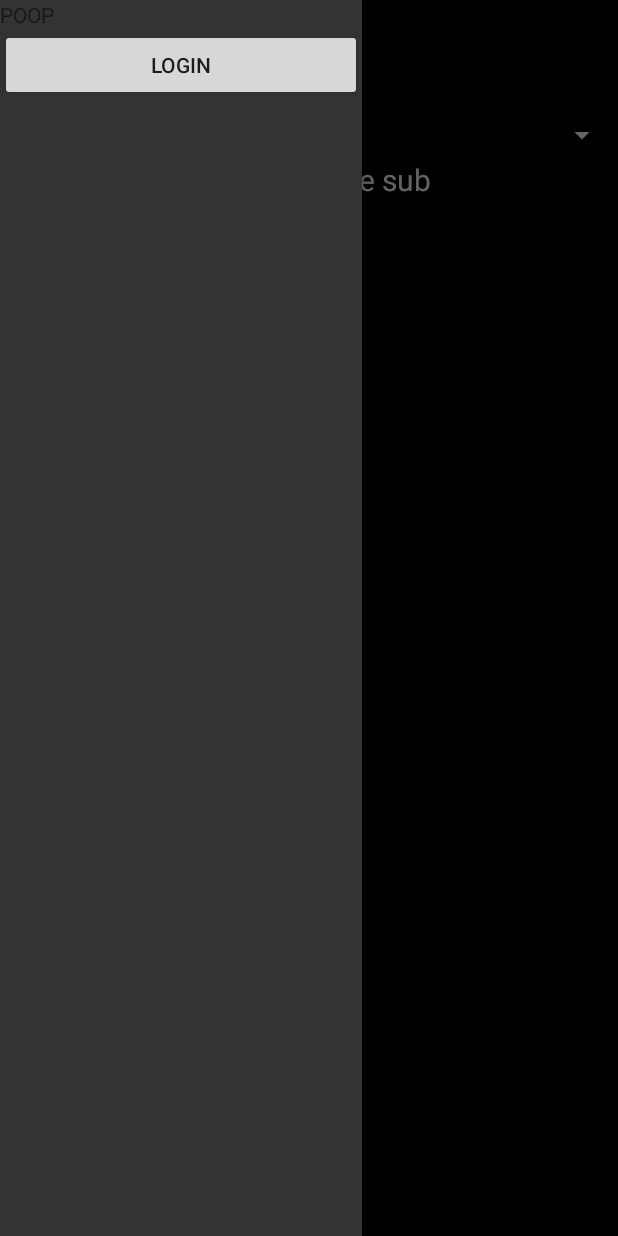
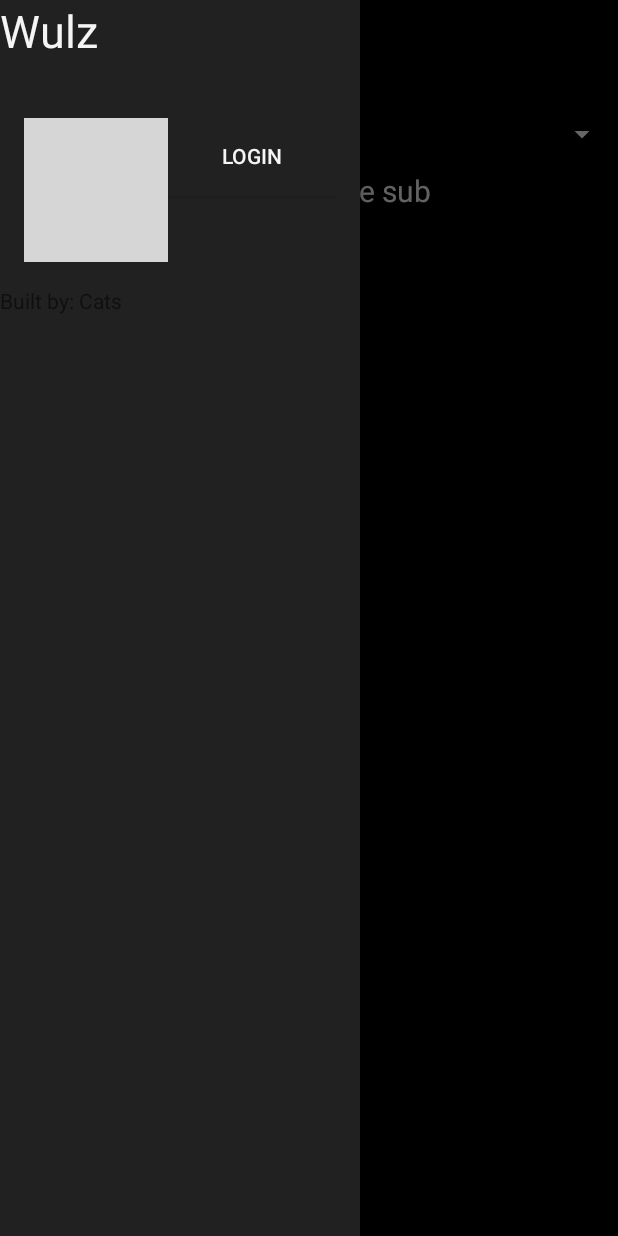
Before and after one commit to ryealb/test_platform, an Android app: the screen it shows after launch (MainActivity), with the side drawer open, on a phone screen of 412 x 824 dp. Run offline under Robolectric (Android 15) with nearby library versions, the phone set to English and light mode, and no system bars; libraries missing offline, so code that uses them is left out: com.yalantis.ucrop; pictures from the network do not load; grey boxes are pictures that could not be loaded.

Commit message:
login menu

```diff
--- a/app/src/main/java/com/thingsandsuch/tester/MainActivity.java
+++ b/app/src/main/java/com/thingsandsuch/tester/MainActivity.java
@@ -9,7 +9,6 @@ import android.app.FragmentManager;
 import android.app.WallpaperManager;
 import android.app.FragmentTransaction;
 
-import android.content.ClipData;
 import android.content.Context;
 import android.content.Intent;
 import android.content.SharedPreferences;
@@ -41,18 +40,12 @@ import android.view.View;
 import android.view.Menu;
 import android.view.MenuItem;
 
-import android.view.ViewGroup;
 import android.view.WindowManager;
 import android.widget.Button;
-import android.widget.ExpandableListView;
-import android.widget.ImageButton;
 import android.widget.ImageView;
-import android.widget.LinearLayout;
-import android.widget.ListView;
 import android.widget.PopupWindow;
 import android.widget.RadioButton;
 import android.widget.RadioGroup;
-import android.widget.ShareActionProvider;
 import android.widget.Toast;
 import android.widget.Spinner;
 import android.widget.TextView;
@@ -117,7 +110,6 @@ implements NavigationView.OnNavigationItemSelectedListener{
 
     List<String> sub_titles;
     List<List<String>> sub_data = new ArrayList<List<String>>();
-
     List<String> sub_banner_data = new ArrayList<>();
 
     public PostFragment frag_post;
@@ -127,12 +119,6 @@ implements NavigationView.OnNavigationItemSelectedListener{
     public static Activity instance = null;
 
     PopupWindow sort_popup;
-
-    boolean banner_shown = false;
-
-
-    private ShareActionProvider mShareActionProvider;
-
 
     @Override
     protected void onCreate(Bundle savedInstanceState) {
@@ -167,11 +153,6 @@ implements NavigationView.OnNavigationItemSelectedListener{
                 start_sign_in();
             }
         });
-
-//        // roll out menu action listener
-//        NavigationView navigationView = (NavigationView) findViewById(R.id.content_main);
-//        navigationView.setNavigationItemSelectedListener(this);
-
 
         // setup main fragment
         frag_recycler = new RecyclerFragment();
@@ -252,11 +233,9 @@ implements NavigationView.OnNavigationItemSelectedListener{
                 TextView main_banner_title = (TextView) findViewById(R.id.main_banner_title);
 
                 if (scrollRange + verticalOffset == 0) {
-                    banner_shown = false;
                     main_banner_title.setVisibility(View.GONE);
                     ((TextView) spinner.getSelectedView()).setTextSize(20);
                 } else{
-                    banner_shown = true;
                     main_banner_title.setVisibility(View.VISIBLE);
                     ((TextView) spinner.getSelectedView()).setTextSize(30);
                 }
@@ -326,12 +305,6 @@ implements NavigationView.OnNavigationItemSelectedListener{
     @Override
     public boolean onNavigationItemSelected(@NonNull MenuItem item) {
         // Handle navigation view item clicks here.
-        int id = item.getItemId();
-
-        if (id == R.id.nav_login) {
-            // do the login
-            start_sign_in();
-        }
 
         DrawerLayout drawer = (DrawerLayout) findViewById(R.id.drawer_layout);
         drawer.closeDrawer(GravityCompat.START);
@@ -636,15 +609,15 @@ implements NavigationView.OnNavigationItemSelectedListener{
 
 
     // BANNER TITLE
-    public void get_title_banner_for_sub(final String sub_title){
+    public void get_title_banner_for_sub(final String sub_name){
         sub_banner_data.clear();
         sub_banner_data.add("");
         sub_banner_data.add("");
 
-        Log.d("BANNER_GET", sub_title);
+        Log.d("BANNER_GET", sub_name);
 
         Request request = new Request.Builder()
-                .url("https://www.reddit.com/r/" + sub_title + "/about.json?raw_json=1")
+                .url("https://www.reddit.com/r/" + sub_name + "/about.json?raw_json=1")
                 .build();
 
 
@@ -674,6 +647,7 @@ implements NavigationView.OnNavigationItemSelectedListener{
                     Log.e("BANNER_GET_child_data", e.toString());
                 }
 
+
                 try{
                     String sub_display_title = child_data.getString("title");
                     if (Objects.equals(sub_display_title, "")) {
@@ -693,12 +667,12 @@ implements NavigationView.OnNavigationItemSelectedListener{
                 }
 
                 if (Objects.equals(sub_banner_url, "")) {
-                    get_fallback_banner_for_sub(sub_title);
+                    get_fallback_banner_for_sub(sub_name);
                     return;
                 }
 
                 if (Objects.equals(sub_banner_url, null)) {
-                    get_fallback_banner_for_sub(sub_title);
+                    get_fallback_banner_for_sub(sub_name);
                     return;
                 }
 
@@ -769,15 +743,16 @@ implements NavigationView.OnNavigationItemSelectedListener{
                     Log.e("BANNER_BIND_IMG","failed");
                 }
 
-
+                TextView banner_title = (TextView) findViewById(R.id.main_banner_title);
+                String title = "-//-/--";
                 try {
-                    TextView banner_title = (TextView) findViewById(R.id.main_banner_title);
-
-                    String title = sub_banner_data.get(0);
-                    banner_title.setText(title);
+                    title = sub_banner_data.get(0);
                 }catch (Exception e) {
                     Log.e("BANNER_BIND_TITLE","failed");
                 }
+                banner_title.setText(title);
+
+
             }
         });
     }
@@ -922,7 +897,6 @@ implements NavigationView.OnNavigationItemSelectedListener{
     }
 
     public void sort_posts_recycler() {
-//        RelativeLayout content_main = (RelativeLayout) findViewById(R.id.content_main);
         NestedScrollView content_main = (NestedScrollView) findViewById(R.id.content_main);
         LayoutInflater layoutInflater = (LayoutInflater) MainActivity.this.getSystemService(Context.LAYOUT_INFLATER_SERVICE);
         View customView = layoutInflater.inflate(R.layout.sort_popup,null);
@@ -974,6 +948,8 @@ implements NavigationView.OnNavigationItemSelectedListener{
                     frag_recycler.sort_by = selected_text;
                     Spinner spinner = (Spinner) findViewById(R.id.sub_spinner);
                     frag_recycler.to_fragment_get_posts_from_sub_action(spinner.getSelectedItem().toString());
+                    TextView txt_sort_title = (TextView) findViewById(R.id.txt_sort_title);
+                    txt_sort_title.setText(selected_text);
                 }
                 sort_popup.dismiss();
             }
--- a/app/src/main/java/com/thingsandsuch/tester/PostFragment.java
+++ b/app/src/main/java/com/thingsandsuch/tester/PostFragment.java
@@ -8,16 +8,12 @@ import android.os.AsyncTask;
 import android.os.Bundle;
 import android.os.Environment;
 import android.support.design.widget.AppBarLayout;
-import android.support.design.widget.CollapsingToolbarLayout;
 import android.support.design.widget.FloatingActionButton;
 import android.support.v4.content.ContextCompat;
-import android.support.v7.app.AppCompatActivity;
 import android.util.Log;
 import android.view.LayoutInflater;
 import android.view.View;
 import android.view.ViewGroup;
-import android.view.Window;
-import android.view.WindowManager;
 import android.widget.ImageView;
 import android.widget.TextView;
 
@@ -37,19 +33,10 @@ public class PostFragment extends Fragment {
         final View post_view = inflater.inflate(R.layout.post_fragment, container, false);
         Bundle bundle = this.getArguments();
 
-//        getActivity().getWindow().setFlags(WindowManager.LayoutParams.FLAG_FULLSCREEN, WindowManager.LayoutParams.FLAG_FULLSCREEN);
-//        ((AppCompatActivity) getActivity()).getSupportActionBar().hide();
-
-//        CollapsingToolbarLayout toolbar_layout = (CollapsingToolbarLayout) (getActivity()).findViewById(R.id.main_toolbar_layout);
-//        toolbar_layout.setVisibility(View.GONE);
-
-//        AppBarLayout app_bar = (AppBarLayout) (getActivity()).findViewById(R.id.app_bar);
-//        app_bar.setVisibility(View.GONE);
-
         if (bundle != null) {
             String title = bundle.getString("title", "");
             String author = bundle.getString("author");
-            String score = bundle.getString("upvote");
+            String upvote = bundle.getString("upvote");
             String preview_url = bundle.getString("preview_url");
             final String hd_url = bundle.getString("hd_url");
 
@@ -92,8 +79,8 @@ public class PostFragment extends Fragment {
             lbl_author.setText(disp_author);
 
             // VOTES
-            TextView txt_score = (TextView) post_view.findViewById(R.id.post_info_upvote);
-            txt_score.setText(score);
+            TextView txt_upvote = (TextView) post_view.findViewById(R.id.post_info_upvote);
+            txt_upvote.setText(upvote);
 
             // SET WALL BUTTON
             FloatingActionButton btn_set_wall  = (FloatingActionButton) post_view.findViewById(R.id.btn_set_wall);
@@ -162,32 +149,16 @@ public class PostFragment extends Fragment {
     @Override
     public void onCreate(Bundle savedInstanceState) {
         super.onCreate(savedInstanceState);
-//        ((AppCompatActivity) getActivity()).getSupportActionBar().hide();
-
-//        AppBarLayout app_bar = (AppBarLayout) (getActivity()).findViewById(R.id.main_app_bar);
-//        CollapsingToolbarLayout coll_tool_bar = (CollapsingToolbarLayout) (getActivity()).findViewById(R.id.main_toolbar_layout);
-//        app_bar.setVisibility(View.GONE);
-//        coll_tool_bar.setVisibility(View.GONE);
-
-
         AppBarLayout app_bar_layout = (AppBarLayout) (getActivity().findViewById(R.id.main_app_bar));
 
         if (app_bar_layout != null) {
             app_bar_layout.setExpanded(false, true);
-//            app_bar_layout.setVisibility(View.INVISIBLE);
         }
-
 
     }
 
 
     public File save_temp_bitmap(Bitmap bmp) {
-//        String root=getApplicationContext().getDir("my_sub_dir", Context.MODE_PRIVATE).getAbsolutePath();
-//        File myDir = new File(root + "/Img");
-//        if(!myDir.exists()){
-//            myDir.mkdirs();
-//        }
-
         String extStorageDirectory = Environment.getExternalStorageDirectory().toString();
         Log.d("FILE",extStorageDirectory);
         OutputStream outStream = null;
--- a/app/src/main/java/com/thingsandsuch/tester/PostsRecyclerAdapter.java
+++ b/app/src/main/java/com/thingsandsuch/tester/PostsRecyclerAdapter.java
@@ -50,8 +50,9 @@ public class PostsRecyclerAdapter extends RecyclerView.Adapter<RecyclerView.View
                 String title = p_data.get(0).toString();
                 String author = p_data.get(1).toString();
                 String hd_url = p_data.get(2).toString();
-                String upvote = p_data.get(3).toString();
+                String score = p_data.get(3).toString();
                 String preview_url = p_data.get(4).toString();
+                String upvote = p_data.get(5).toString();
 
                 ((MainActivity) v.getContext()).run_post_fragment(title, author, hd_url, upvote, preview_url);
 
--- a/app/src/main/java/com/thingsandsuch/tester/RecyclerFragment.java
+++ b/app/src/main/java/com/thingsandsuch/tester/RecyclerFragment.java
@@ -1,8 +1,5 @@
 package com.thingsandsuch.tester;
 
-import android.support.design.widget.AppBarLayout;
-import android.support.design.widget.CollapsingToolbarLayout;
-import android.support.v7.app.AppCompatActivity;
 import android.util.Log;
 import android.app.Fragment;
 
@@ -17,7 +14,6 @@ import android.support.v7.widget.helper.ItemTouchHelper;
 import android.view.View;
 import android.view.ViewGroup;
 import android.view.LayoutInflater;
-import android.widget.Spinner;
 
 import org.json.JSONArray;
 import org.json.JSONObject;
@@ -52,8 +48,6 @@ public class RecyclerFragment extends Fragment  implements FragmentCommunicator{
     @Override
     public View onCreateView(LayoutInflater inflater, ViewGroup container, Bundle savedInstanceState) {
         View rec_view = inflater.inflate(R.layout.recycler_fragment, container, false);
-//        ((AppCompatActivity) getActivity()).getSupportActionBar().show();
-
 
         // list setup
         rec_view_posts = (RecyclerView) rec_view.findViewById(R.id.rec_view_posts );
@@ -93,12 +87,6 @@ public class RecyclerFragment extends Fragment  implements FragmentCommunicator{
     public void onResume() {
         super.onResume();
         Log.d("RESUME", "recycler");
-
-//        AppBarLayout app_bar = (AppBarLayout) (getActivity()).findViewById(R.id.main_app_bar);
-//        CollapsingToolbarLayout coll_tool_bar = (CollapsingToolbarLayout) (getActivity()).findViewById(R.id.main_toolbar_layout);
-//        app_bar.setVisibility(View.VISIBLE);
-//        coll_tool_bar.setVisibility(View.VISIBLE);
-
 
     }
 
@@ -263,9 +251,7 @@ public class RecyclerFragment extends Fragment  implements FragmentCommunicator{
 
                 String score = subs_obj.getJSONObject(i).getJSONObject("data").getString("score");
                 String up_votes = subs_obj.getJSONObject(i).getJSONObject("data").getString("ups");
-                String down_votes = subs_obj.getJSONObject(i).getJSONObject("data").getString("downs");
-
-
+//                String down_votes = subs_obj.getJSONObject(i).getJSONObject("data").getString("downs");
 
                 JSONObject images = preview.getJSONArray("images").getJSONObject(0);
                 String source_url = images.getJSONObject("source").getString("url");
@@ -296,7 +282,6 @@ public class RecyclerFragment extends Fragment  implements FragmentCommunicator{
                 data_list.add(score);
                 data_list.add(source_url);
                 data_list.add(up_votes);
-                data_list.add(down_votes);
 
                 list_post_data.add(data_list);
 
--- a/app/src/main/res/layout/main_activity.xml
+++ b/app/src/main/res/layout/main_activity.xml
@@ -2,84 +2,107 @@
 <android.support.v4.widget.DrawerLayout xmlns:android="http://schemas.android.com/apk/res/android"
     xmlns:app="http://schemas.android.com/apk/res-auto"
     xmlns:tools="http://schemas.android.com/tools"
+    tools:context=".MainActivity"
+    tools:openDrawer="start"
     android:id="@+id/drawer_layout"
     android:layout_width="match_parent"
     android:layout_height="match_parent"
-    android:fitsSystemWindows="true"
-    tools:context=".MainActivity"
-    tools:openDrawer="start" >
+    android:fitsSystemWindows="true">
 
-
+    <!--main fragment-->
     <android.support.design.widget.CoordinatorLayout
         android:layout_width="wrap_content"
         android:layout_height="wrap_content" >
 
         <android.support.design.widget.AppBarLayout
             android:id="@+id/main_app_bar"
-            android:fitsSystemWindows="true"
             android:layout_width="match_parent"
             android:layout_height="@dimen/app_bar_height"
+            android:fitsSystemWindows="true"
             android:theme="@style/AppTheme.AppBarOverlay">
 
             <android.support.design.widget.CollapsingToolbarLayout
+                app:contentScrim="@color/colorPrimary"
+                app:layout_scrollFlags="scroll|exitUntilCollapsed"
                 android:id="@+id/main_toolbar_layout"
                 android:layout_width="match_parent"
                 android:layout_height="match_parent"
-                android:fitsSystemWindows="true"
-                app:contentScrim="@color/colorPrimary"
-                app:layout_scrollFlags="scroll|exitUntilCollapsed">
+                android:fitsSystemWindows="true" >
 
-
+                <!--BANNER-->
                 <ImageView
+                    app:layout_collapseMode="parallax"
+                    app:layout_collapseParallaxMultiplier="0.7"
                     android:id="@+id/main_activity_banner"
                     android:layout_width="match_parent"
                     android:layout_height="200dp"
-                    android:scaleType="centerCrop"
+                    android:scaleType="centerCrop" />
 
-                    app:layout_collapseMode="parallax"
-                    app:layout_collapseParallaxMultiplier="0.7" />
-
-
+                <!--MENU BAR-->
                 <android.support.v7.widget.Toolbar
+                    app:layout_collapseMode="pin"
                     android:id="@+id/main_toolbar"
-                    app:layout_collapseMode="pin"
                     android:layout_width="match_parent"
                     android:layout_height="?attr/actionBarSize" />
 
+                <!--SUB SELECTION-->
+                <LinearLayout
+                    app:layout_collapseMode="parallax"
+                    android:id="@+id/lyt_sub_selection"
+                    android:orientation="horizontal"
+                    android:layout_gravity="center_vertical"
+                    android:layout_width="match_parent"
+                    android:layout_height="wrap_content">
+
+                    <Space
+                        android:layout_width="60dp"
+                        android:layout_height="match_parent" />
+
                     <Spinner
                         android:id="@+id/sub_spinner"
-                    app:layout_collapseMode="parallax"
-                    android:layout_gravity="center_vertical"
-                    android:paddingLeft="60dp"
                         android:layout_width="fill_parent"
-                    android:layout_height="?attr/actionBarSize"
+                        android:layout_height="50dp"
                         android:spinnerMode="dropdown" />
 
+                </LinearLayout>
 
-                <!--<ImageButton-->
-                    <!--android:id="@+id/btn_login"-->
-                    <!--android:layout_gravity="left"-->
-                    <!--app:layout_collapseMode="parallax"-->
-                    <!--android:layout_marginTop="10dp"-->
-                    <!--android:layout_marginStart="10dp"-->
-                    <!--android:layout_marginEnd="10dp"-->
-                    <!--android:layout_width="24dp"-->
-                    <!--android:layout_height="24dp"-->
-                    <!--android:background="@mipmap/logo"/>-->
+                <!--TITLE - SORT-->
+                <LinearLayout
+                    app:layout_collapseMode="parallax"
+                    android:orientation="horizontal"
+                    android:layout_width="match_parent"
+                    android:layout_marginTop="48dp"
+                    android:layout_gravity="center_vertical"
+                    android:layout_height="wrap_content">
 
+                    <Space
+                        android:layout_width="60dp"
+                        android:layout_height="match_parent" />
+
+                    <LinearLayout
+                        android:orientation="vertical"
+                        android:layout_width="match_parent"
+                        android:layout_height="wrap_content">
+
+                        <!--TITLE-->
+                        <TextView
+                            android:id="@+id/main_banner_title"
+                            android:text="@string/sub_title"
+                            android:textSize="20sp"
+                            android:textColor="@color/colorText"
+                            android:layout_gravity="center_vertical"
+                            android:layout_width="wrap_content"
+                            android:layout_height="wrap_content" />
 
                         <!--SORT-->
                         <LinearLayout
-                    app:layout_collapseMode="parallax"
                             android:orientation="horizontal"
-                    android:paddingLeft="60dp"
-                    android:paddingBottom="20dp"
-                    android:layout_gravity="bottom"
                             android:layout_width="wrap_content"
                             android:layout_height="wrap_content">
 
                             <Button
                                 android:id="@+id/btn_sort"
+                                android:layout_marginTop="2dp"
                                 android:layout_width="20dp"
                                 android:layout_height="20dp"
                                 android:background="@drawable/ico_sort"/>
@@ -93,21 +116,13 @@
 
                         </LinearLayout>
 
-                <!--TITLE-->
-                <TextView
-                    android:id="@+id/main_banner_title"
-                    app:layout_collapseMode="parallax"
-                    android:layout_gravity="center_vertical"
-                    android:paddingTop="60dp"
-                    android:paddingLeft="60dp"
-                    android:layout_width="wrap_content"
-                    android:layout_height="wrap_content"
-                    android:textColor="@color/colorText"
-                    android:text="@string/sub_title"
-                    android:textSize="20sp" />
+                    </LinearLayout>
+
+                </LinearLayout>
+
+
 
             </android.support.design.widget.CollapsingToolbarLayout>
-
 
         </android.support.design.widget.AppBarLayout>
 
@@ -115,33 +130,7 @@
 
     </android.support.design.widget.CoordinatorLayout>
 
-
-    <ScrollView
-        android:layout_width="241dp"
-        android:background="#333"
-        android:layout_gravity="start"
-        android:layout_height="match_parent">
-
-        <LinearLayout
-            android:orientation="vertical"
-            android:layout_width="match_parent"
-            android:layout_height="wrap_content">
-
-            <TextView
-                android:layout_width="wrap_content"
-                android:layout_height="wrap_content"
-                android:text="POOP"/>
-
-            <Button
-                android:id="@+id/btn_login"
-                android:text="@string/login_text"
-                android:layout_width="match_parent"
-                android:layout_height="wrap_content" />
-
-        </LinearLayout>
-
-    </ScrollView>
-
-
+    <!--MENU-->
+    <include layout="@layout/side_menu" />
 
 </android.support.v4.widget.DrawerLayout>
--- a/app/src/main/res/layout/post_info.xml
+++ b/app/src/main/res/layout/post_info.xml
@@ -105,14 +105,6 @@
                 android:layout_width="wrap_content"
                 android:layout_height="wrap_content">
 
-                <TextView
-                    android:id="@+id/post_info_downvote"
-                    android:layout_width="wrap_content"
-                    android:layout_height="wrap_content"
-                    android:textColor="@color/color_text_dark"
-                    android:paddingRight="10dp"
-                    android:text="0"/>
-
                 <ImageView
                     android:layout_width="20dp"
                     android:layout_height="20dp"
--- /dev/null
+++ b/app/src/main/res/layout/side_menu.xml
@@ -0,0 +1,56 @@
+<?xml version="1.0" encoding="utf-8"?>
+<ScrollView xmlns:android="http://schemas.android.com/apk/res/android"
+    android:layout_width="240dp"
+    android:layout_height="match_parent"
+    android:layout_gravity="start"
+    android:background="@color/color_info_card">
+
+    <LinearLayout
+        android:orientation="vertical"
+        android:layout_width="match_parent"
+        android:layout_height="wrap_content">
+
+        <TextView
+            android:layout_width="match_parent"
+            android:layout_height="wrap_content"
+            android:text="@string/app_name"
+            android:textColor="@color/colorText"
+            android:textSize="30sp"/>
+
+        <Space
+            android:layout_width="match_parent"
+            android:layout_height="20dp" />
+
+        <LinearLayout
+            android:orientation="horizontal"
+            android:layout_margin="@dimen/text_margin"
+            android:layout_width="match_parent"
+            android:layout_height="wrap_content">
+
+            <ImageView
+                android:background="@mipmap/ico_reddit"
+                android:layout_marginTop="2dp"
+                android:layout_width="wrap_content"
+                android:layout_height="wrap_content" />
+
+            <Button
+                android:id="@+id/btn_login"
+                android:textColor="@color/colorText"
+                android:background="@color/color_info_card"
+                android:text="@string/login_text"
+                android:layout_width="match_parent"
+                android:layout_height="54dp" >
+                </Button>
+
+        </LinearLayout>
+
+        <TextView
+            android:layout_width="match_parent"
+            android:layout_height="wrap_content"
+            android:gravity="bottom"
+            android:text="@string/author"/>
+
+    </LinearLayout>
+
+
+</ScrollView>
--- a/app/src/main/res/values/strings.xml
+++ b/app/src/main/res/values/strings.xml
@@ -1,5 +1,6 @@
 <resources>
     <string name="app_name">Wulz</string>
+    <string name="author">Built by: Cats</string>
     <string name="testext_0">Lulz for your Walls.</string>
     <string name="sub_title">This is the Title of the sub</string>
     <string name="main_greeting">hello</string>
```
Lines whose indentation alone changed are shown as unchanged.
